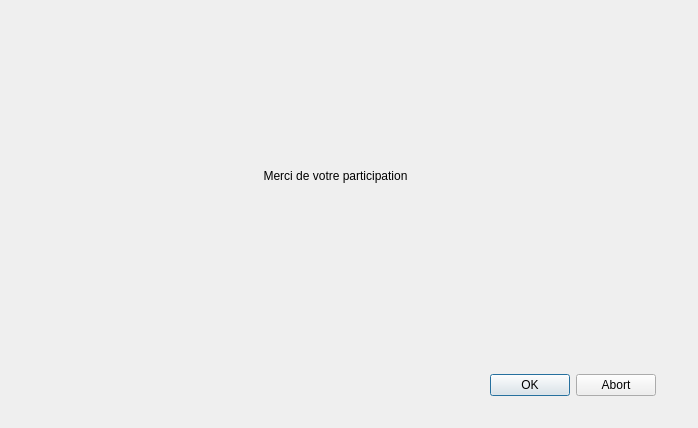
The window that QTProjectS6/sondage_merci.ui (LeoGaudias/QTProjectS6) describes before a commit, drawn with Qt 5.
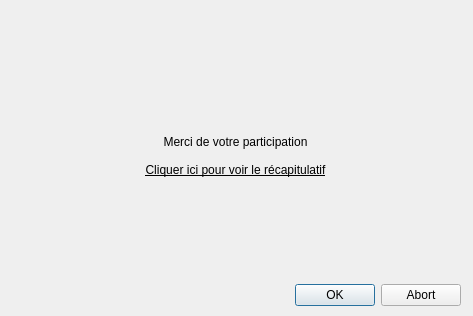
The same window after the commit.

```diff
--- a/QTProjectS6/sondage_merci.ui
+++ b/QTProjectS6/sondage_merci.ui
@@ -6,8 +6,8 @@
    <rect>
     <x>0</x>
     <y>0</y>
-    <width>698</width>
-    <height>428</height>
+    <width>473</width>
+    <height>316</height>
    </rect>
   </property>
   <property name="windowTitle">
@@ -16,10 +16,10 @@
   <widget class="QWidget" name="verticalLayoutWidget">
    <property name="geometry">
     <rect>
-     <x>10</x>
-     <y>10</y>
-     <width>651</width>
-     <height>331</height>
+     <x>100</x>
+     <y>130</y>
+     <width>271</width>
+     <height>51</height>
     </rect>
    </property>
    <layout class="QVBoxLayout" name="verticalLayout">
@@ -33,13 +33,36 @@
       </property>
      </widget>
     </item>
+    <item>
+     <widget class="QPushButton" name="pushButton">
+      <property name="font">
+       <font>
+        <weight>50</weight>
+        <bold>false</bold>
+        <underline>true</underline>
+       </font>
+      </property>
+      <property name="cursor">
+       <cursorShape>PointingHandCursor</cursorShape>
+      </property>
+      <property name="focusPolicy">
+       <enum>Qt::StrongFocus</enum>
+      </property>
+      <property name="text">
+       <string>Cliquer ici pour voir le récapitulatif</string>
+      </property>
+      <property name="flat">
+       <bool>true</bool>
+      </property>
+     </widget>
+    </item>
    </layout>
   </widget>
   <widget class="QDialogButtonBox" name="buttonBox">
    <property name="geometry">
     <rect>
-     <x>395</x>
-     <y>370</y>
+     <x>200</x>
+     <y>280</y>
      <width>261</width>
      <height>31</height>
     </rect>
```
Left out of the diff: 3 changed lines with no effect on the pictures.
